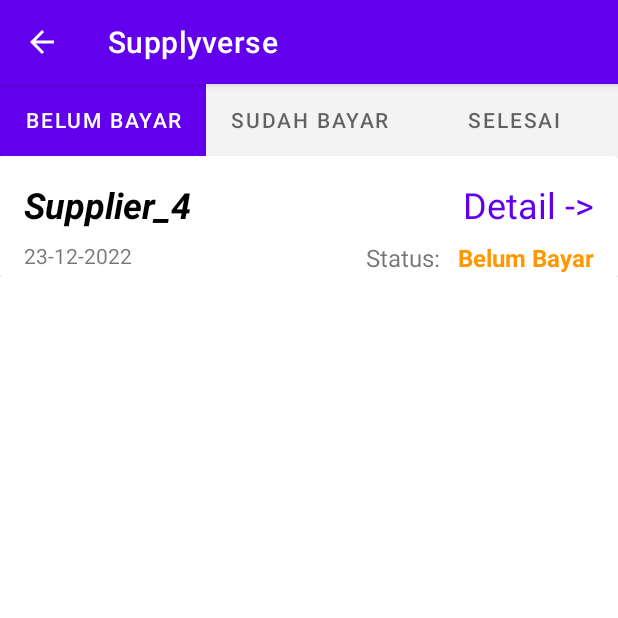
After one commit to Rixoan/Supplyverse, an Android app: the HistoriActivity screen opened directly, with no data from a screen before it, on a phone screen of 412 x 824 dp, the top half of it. The commit adds this screen. Run offline under Robolectric (Android 15) with nearby library versions, the phone set to English and light mode, and no system bars; libraries missing offline, so code that uses them is left out: com.synnapps.carouselview.

Commit message:
Add Fitur History dan status pembelian

```diff
--- a/app/src/main/AndroidManifest.xml
+++ b/app/src/main/AndroidManifest.xml
@@ -64,6 +64,11 @@
             android:label="Detail"
             android:parentActivityName=".UI.MainActivity" />
         <activity
+            android:name=".UI.HistoriActivity"
+            android:exported="true"
+            android:parentActivityName=".UI.MainActivity" />
+
+        <activity
             android:name=".UI.MainActivity"
             android:exported="true"
             android:launchMode="singleTop"
--- /dev/null
+++ b/app/src/main/java/com/example/test2/Adapters/HistoriAdapter.kt
@@ -0,0 +1,77 @@
+package com.example.test2.Adapters
+
+import android.content.Intent
+import android.graphics.Color
+import android.view.LayoutInflater
+import android.view.View
+import android.view.ViewGroup
+import androidx.recyclerview.widget.RecyclerView
+import com.example.test2.EXTRA_INDEX_HISTORI
+import com.example.test2.Models.HistoriDataModel
+import com.example.test2.R
+import kotlinx.android.synthetic.main.histori_list.view.*
+
+class HistoriAdapter(var list : ArrayList<HistoriDataModel>): RecyclerView.Adapter<RecyclerView.ViewHolder>() {
+
+    companion object{
+        const val VIEW_TYPE_SELESAI = 1
+        const val VIEW_TYPE_SDH_BAYAR = 2
+        const val VIEW_TYPE_BLM_BAYAR = 3
+    }
+
+    override fun onCreateViewHolder(parent: ViewGroup, viewType: Int): RecyclerView.ViewHolder {
+
+        val holder = historiholder(
+            LayoutInflater.from(parent.context).inflate(
+                R.layout.histori_list,
+                parent,
+                false
+            )
+        )
+
+        return  holder
+    }
+    override fun onBindViewHolder(holder: RecyclerView.ViewHolder, position: Int) {
+        var histori = list.get(position)
+        if(holder is historiholder){
+            holder.suppliername.text = histori.supplier.nama
+            holder.tanggal.text = histori.tanggal
+            holder.histori = histori
+
+            if(histori.status == VIEW_TYPE_BLM_BAYAR){
+                holder.status.text = "Belum Bayar"
+            }
+            else if(histori.status == VIEW_TYPE_SELESAI)
+            {
+                holder.status.text = "Selesai"
+                holder.status.setTextColor(Color.GREEN)
+
+            }
+            else if(histori.status == VIEW_TYPE_SDH_BAYAR){
+                holder.status.text = "Sudah Bayar"
+                holder.status.setTextColor(Color.BLUE)
+            }
+
+
+        }
+
+    }
+
+    override fun getItemCount(): Int {
+        return (list.size)
+    }
+
+
+    class historiholder(view: View):RecyclerView.ViewHolder(view){
+        var suppliername = view.tv_histori_supplier_name
+        var tanggal = view.tv_histori_tanggal
+        var status = view.tv_histori_status
+        var histori : HistoriDataModel?= null
+
+
+
+
+
+    }
+
+}
--- /dev/null
+++ b/app/src/main/java/com/example/test2/Models/HistoriDataModel.kt
@@ -0,0 +1,9 @@
+package com.example.test2.Models
+
+import android.os.Parcelable
+import kotlinx.android.parcel.Parcelize
+
+@Parcelize
+data class HistoriDataModel(val supplier : SupplierDataModel = SupplierDataModel(),
+                            val tanggal : String = "21-12-2022",
+                            val status : Int ): Parcelable
--- a/app/src/main/java/com/example/test2/UI/Cart_DetailActivity.kt
+++ b/app/src/main/java/com/example/test2/UI/Cart_DetailActivity.kt
@@ -2,10 +2,14 @@ package com.example.test2.UI
 
 import androidx.appcompat.app.AppCompatActivity
 import android.os.Bundle
+import android.widget.Toast
+import com.example.test2.Adapters.HistoriAdapter
 import com.example.test2.EXTRA_SUPPLIER
+import com.example.test2.Models.HistoriDataModel
 import com.example.test2.Models.SupplierDataModel
 import com.example.test2.R
 import kotlinx.android.synthetic.main.activity_cart_detail.*
+import java.util.*
 
 
 class Cart_DetailActivity : AppCompatActivity() {
@@ -32,4 +36,5 @@ class Cart_DetailActivity : AppCompatActivity() {
 
 
     }
+
 }
--- a/app/src/main/java/com/example/test2/UI/FifthFragment.kt
+++ b/app/src/main/java/com/example/test2/UI/FifthFragment.kt
@@ -74,6 +74,12 @@ class FifthFragment : Fragment() {
             startActivity(activity?.intent)
         }
 
+        histori.setOnClickListener {
+            var intent = Intent(this.context, HistoriActivity::class.java)
+            startActivity(intent)
+        }
+
+
         if(loginuser!=null){
             usernameHolder.text = loginuser?.username
         }
--- /dev/null
+++ b/app/src/main/java/com/example/test2/UI/HistoriActivity.kt
@@ -0,0 +1,24 @@
+package com.example.test2.UI
+
+import androidx.appcompat.app.AppCompatActivity
+import android.os.Bundle
+import com.example.test2.Adapters.ViewPagerAdapter
+import com.example.test2.R
+import kotlinx.android.synthetic.main.activity_histori.*
+
+class HistoriActivity : AppCompatActivity() {
+    override fun onCreate(savedInstanceState: Bundle?) {
+        super.onCreate(savedInstanceState)
+        setContentView(R.layout.activity_histori)
+        setUpTabs()
+    }
+
+    private fun setUpTabs(){
+        val adapter = ViewPagerAdapter(supportFragmentManager)
+        adapter.addFragment(HistoriBlmBayarFragment(),"Belum Bayar")
+        adapter.addFragment(HistoriSdhBayarFragment(),"Sudah Bayar")
+        adapter.addFragment(HistoriSelesaiFragment(),"Selesai")
+        viewpager_histori.adapter = adapter
+        tabLayout.setupWithViewPager(viewpager_histori)
+    }
+}
--- /dev/null
+++ b/app/src/main/java/com/example/test2/UI/HistoriBlmBayarFragment.kt
@@ -0,0 +1,71 @@
+package com.example.test2.UI
+
+import android.os.Bundle
+import androidx.fragment.app.Fragment
+import android.view.LayoutInflater
+import android.view.View
+import android.view.ViewGroup
+import androidx.recyclerview.widget.LinearLayoutManager
+import com.example.test2.Adapters.HistoriAdapter
+import com.example.test2.R
+import kotlinx.android.synthetic.main.fragment_histori_blm_bayar.*
+
+// TODO: Rename parameter arguments, choose names that match
+// the fragment initialization parameters, e.g. ARG_ITEM_NUMBER
+private const val ARG_PARAM1 = "param1"
+private const val ARG_PARAM2 = "param2"
+
+/**
+ * A simple [Fragment] subclass.
+ * Use the [HistoriBlmBayarFragment.newInstance] factory method to
+ * create an instance of this fragment.
+ */
+class HistoriBlmBayarFragment : Fragment() {
+    // TODO: Rename and change types of parameters
+    private var param1: String? = null
+    private var param2: String? = null
+
+    override fun onCreate(savedInstanceState: Bundle?) {
+        super.onCreate(savedInstanceState)
+        arguments?.let {
+            param1 = it.getString(ARG_PARAM1)
+            param2 = it.getString(ARG_PARAM2)
+        }
+    }
+
+    override fun onCreateView(
+        inflater: LayoutInflater, container: ViewGroup?,
+        savedInstanceState: Bundle?
+    ): View? {
+        // Inflate the layout for this fragment
+        return inflater.inflate(R.layout.fragment_histori_blm_bayar, container, false)
+    }
+
+    override fun onViewCreated(view: View, savedInstanceState: Bundle?) {
+        super.onViewCreated(view, savedInstanceState)
+        recycler_view_histori_blmbayar.apply{
+            layoutManager = LinearLayoutManager(activity, LinearLayoutManager.VERTICAL,false)
+            adapter = HistoriAdapter(get_histori_list_type(HistoriAdapter.VIEW_TYPE_BLM_BAYAR))
+        }
+    }
+
+    companion object {
+        /**
+         * Use this factory method to create a new instance of
+         * this fragment using the provided parameters.
+         *
+         * @param param1 Parameter 1.
+         * @param param2 Parameter 2.
+         * @return A new instance of fragment HistoriBlmBayarFragment.
+         */
+        // TODO: Rename and change types and number of parameters
+        @JvmStatic
+        fun newInstance(param1: String, param2: String) =
+            HistoriBlmBayarFragment().apply {
+                arguments = Bundle().apply {
+                    putString(ARG_PARAM1, param1)
+                    putString(ARG_PARAM2, param2)
+                }
+            }
+    }
+}
--- /dev/null
+++ b/app/src/main/java/com/example/test2/UI/HistoriSdhBayarFragment.kt
@@ -0,0 +1,72 @@
+package com.example.test2.UI
+
+import android.os.Bundle
+import androidx.fragment.app.Fragment
+import android.view.LayoutInflater
+import android.view.View
+import android.view.ViewGroup
+import androidx.recyclerview.widget.LinearLayoutManager
+import com.example.test2.Adapters.HistoriAdapter
+import com.example.test2.R
+import kotlinx.android.synthetic.main.fragment_histori_sdh_bayar.*
+
+// TODO: Rename parameter arguments, choose names that match
+// the fragment initialization parameters, e.g. ARG_ITEM_NUMBER
+private const val ARG_PARAM1 = "param1"
+private const val ARG_PARAM2 = "param2"
+
+/**
+ * A simple [Fragment] subclass.
+ * Use the [HistoriSdhBayarFragment.newInstance] factory method to
+ * create an instance of this fragment.
+ */
+class HistoriSdhBayarFragment : Fragment() {
+    // TODO: Rename and change types of parameters
+    private var param1: String? = null
+    private var param2: String? = null
+
+    override fun onCreate(savedInstanceState: Bundle?) {
+        super.onCreate(savedInstanceState)
+        arguments?.let {
+            param1 = it.getString(ARG_PARAM1)
+            param2 = it.getString(ARG_PARAM2)
+        }
+    }
+
+    override fun onCreateView(
+        inflater: LayoutInflater, container: ViewGroup?,
+        savedInstanceState: Bundle?
+    ): View? {
+        // Inflate the layout for this fragment
+        return inflater.inflate(R.layout.fragment_histori_sdh_bayar, container, false)
+    }
+
+    override fun onViewCreated(view: View, savedInstanceState: Bundle?) {
+        super.onViewCreated(view, savedInstanceState)
+        recycler_view_histori_sudahbayar.apply{
+            layoutManager = LinearLayoutManager(activity, LinearLayoutManager.VERTICAL,false)
+            adapter = HistoriAdapter(get_histori_list_type(HistoriAdapter.VIEW_TYPE_SDH_BAYAR))
+        }
+    }
+
+
+    companion object {
+        /**
+         * Use this factory method to create a new instance of
+         * this fragment using the provided parameters.
+         *
+         * @param param1 Parameter 1.
+         * @param param2 Parameter 2.
+         * @return A new instance of fragment HistoriSdhBayarFragment.
+         */
+        // TODO: Rename and change types and number of parameters
+        @JvmStatic
+        fun newInstance(param1: String, param2: String) =
+            HistoriSdhBayarFragment().apply {
+                arguments = Bundle().apply {
+                    putString(ARG_PARAM1, param1)
+                    putString(ARG_PARAM2, param2)
+                }
+            }
+    }
+}
--- /dev/null
+++ b/app/src/main/java/com/example/test2/UI/HistoriSelesaiFragment.kt
@@ -0,0 +1,71 @@
+package com.example.test2.UI
+
+import android.os.Bundle
+import androidx.fragment.app.Fragment
+import android.view.LayoutInflater
+import android.view.View
+import android.view.ViewGroup
+import androidx.recyclerview.widget.LinearLayoutManager
+import com.example.test2.Adapters.HistoriAdapter
+import com.example.test2.R
+import kotlinx.android.synthetic.main.fragment_histori_selesai.*
+
+// TODO: Rename parameter arguments, choose names that match
+// the fragment initialization parameters, e.g. ARG_ITEM_NUMBER
+private const val ARG_PARAM1 = "param1"
+private const val ARG_PARAM2 = "param2"
+
+/**
+ * A simple [Fragment] subclass.
+ * Use the [HistoriSelesaiFragment.newInstance] factory method to
+ * create an instance of this fragment.
+ */
+class HistoriSelesaiFragment : Fragment() {
+    // TODO: Rename and change types of parameters
+    private var param1: String? = null
+    private var param2: String? = null
+
+    override fun onCreate(savedInstanceState: Bundle?) {
+        super.onCreate(savedInstanceState)
+        arguments?.let {
+            param1 = it.getString(ARG_PARAM1)
+            param2 = it.getString(ARG_PARAM2)
+        }
+    }
+
+    override fun onCreateView(
+        inflater: LayoutInflater, container: ViewGroup?,
+        savedInstanceState: Bundle?
+    ): View? {
+        // Inflate the layout for this fragment
+        return inflater.inflate(R.layout.fragment_histori_selesai, container, false)
+    }
+
+    override fun onViewCreated(view: View, savedInstanceState: Bundle?) {
+        super.onViewCreated(view, savedInstanceState)
+        recycler_view_histori_selesai.apply{
+            layoutManager = LinearLayoutManager(activity, LinearLayoutManager.VERTICAL,false)
+            adapter = HistoriAdapter(get_histori_list_type(HistoriAdapter.VIEW_TYPE_SELESAI))
+        }
+    }
+
+    companion object {
+        /**
+         * Use this factory method to create a new instance of
+         * this fragment using the provided parameters.
+         *
+         * @param param1 Parameter 1.
+         * @param param2 Parameter 2.
+         * @return A new instance of fragment HistoriSelesaiFragment.
+         */
+        // TODO: Rename and change types and number of parameters
+        @JvmStatic
+        fun newInstance(param1: String, param2: String) =
+            HistoriSelesaiFragment().apply {
+                arguments = Bundle().apply {
+                    putString(ARG_PARAM1, param1)
+                    putString(ARG_PARAM2, param2)
+                }
+            }
+    }
+}
--- a/app/src/main/java/com/example/test2/UI/Home.kt
+++ b/app/src/main/java/com/example/test2/UI/Home.kt
@@ -9,7 +9,9 @@ import android.view.ViewGroup
 import android.widget.ImageView
 import androidx.recyclerview.widget.GridLayoutManager
 import androidx.recyclerview.widget.LinearLayoutManager
+import com.example.test2.Adapters.HistoriAdapter
 import com.example.test2.Adapters.ItemAdapter
+import com.example.test2.Models.HistoriDataModel
 import com.example.test2.Models.ItemDataModel
 import com.example.test2.Models.PromoDataModel
 import com.example.test2.Models.SupplierDataModel
@@ -21,6 +23,8 @@ import com.synnapps.carouselview.ImageListener
 var supplierlist = get_supplier()
 var cart = get_cart()
 var promo = get_promo()
+var historilist = get_histori()
+
 //val list = get_all_item(supplierlist)
 var img :Bitmap ?= null
 
@@ -107,6 +111,29 @@ fun get_all_item(supplierlist : ArrayList<SupplierDataModel>):ArrayList<ItemData
     }
     return  list
 }
+fun get_histori():ArrayList<HistoriDataModel>{
+    var historilist = ArrayList<HistoriDataModel>()
+    //contoh data
+    //historilist.add(HistoriDataModel(supplierlist[0],"20-12-2022","Pending"))
+    historilist.add(HistoriDataModel(supplierlist[1],"21-12-2022", HistoriAdapter.VIEW_TYPE_SELESAI))
+    historilist.add(HistoriDataModel(supplierlist[0],"21-12-2022", HistoriAdapter.VIEW_TYPE_SELESAI))
+
+    historilist.add(HistoriDataModel(supplierlist[2],"22-12-2022", HistoriAdapter.VIEW_TYPE_SDH_BAYAR))
+    historilist.add(HistoriDataModel(supplierlist[3],"23-12-2022", HistoriAdapter.VIEW_TYPE_BLM_BAYAR))
+
+    return historilist
+}
+
+fun get_histori_list_type(type : Int):ArrayList<HistoriDataModel>{
+    val list = ArrayList<HistoriDataModel>()
+    for(i in historilist){
+        if(i.status == type){
+            list.add(i)
+        }
+    }
+    return  list
+}
+
 
 // TODO: Rename parameter arguments, choose names that match
 // the fragment initialization parameters, e.g. ARG_ITEM_NUMBER
--- a/app/src/main/java/com/example/test2/UI/Item_DetailActivity.kt
+++ b/app/src/main/java/com/example/test2/UI/Item_DetailActivity.kt
@@ -48,19 +48,7 @@ class Item_DetailActivity : AppCompatActivity() {
         cvContainer.pageCount = imgList.size
         cvContainer.setImageListener(imagesListener)
 
-        tmbh_keranjang.setOnClickListener {
-            if(loginuser!=null){
-                Toast.makeText(this,"Berhasil ditambah ke cart",Toast.LENGTH_SHORT).show()
-            }
-            else{
-                var intent = Intent(this, LoginActivity::class.java)
-                startActivity(intent)
-            }
 
-
-
-
-        }
 
 
 
--- /dev/null
+++ b/app/src/main/res/layout/activity_histori.xml
@@ -0,0 +1,67 @@
+<?xml version="1.0" encoding="utf-8"?>
+<androidx.constraintlayout.widget.ConstraintLayout xmlns:android="http://schemas.android.com/apk/res/android"
+    xmlns:app="http://schemas.android.com/apk/res-auto"
+    xmlns:tools="http://schemas.android.com/tools"
+    android:id="@+id/activity_histori"
+    android:layout_width="match_parent"
+    android:layout_height="match_parent"
+    tools:context=".UI.HistoriActivity">
+
+    <androidx.core.widget.NestedScrollView
+        android:layout_width="match_parent"
+        android:layout_height="match_parent"
+        android:fillViewport="true"
+        app:layout_constraintEnd_toEndOf="parent"
+        app:layout_constraintStart_toStartOf="parent"
+        app:layout_constraintTop_toTopOf="parent">
+
+        <LinearLayout
+            android:layout_width="match_parent"
+            android:layout_height="wrap_content"
+            android:orientation="vertical">
+
+            <com.google.android.material.tabs.TabLayout
+                android:id="@+id/tabLayout"
+                android:layout_width="match_parent"
+                android:layout_height="wrap_content"
+                android:background="@color/white_20"
+                app:tabIndicatorHeight="50dp"
+                app:tabSelectedTextColor="#FFFFFF">
+
+
+                <!--  tab layout dengan round corner
+        android:layout_marginStart="10dp"
+        android:layout_marginEnd="10dp"
+        app:tabIndicator="@drawable/tab_selector"-->
+
+
+                <com.google.android.material.tabs.TabItem
+                    android:id="@+id/blmBayar"
+                    android:layout_width="wrap_content"
+                    android:layout_height="wrap_content"
+                    android:text="Belum Bayar" />
+
+                <com.google.android.material.tabs.TabItem
+                    android:id="@+id/diBayar"
+                    android:layout_width="wrap_content"
+                    android:layout_height="wrap_content"
+                    android:text="Sudah Bayar" />
+
+                <com.google.android.material.tabs.TabItem
+                    android:id="@+id/selesai"
+                    android:layout_width="wrap_content"
+                    android:layout_height="wrap_content"
+                    android:text="Selesai" />
+
+            </com.google.android.material.tabs.TabLayout>
+
+            <androidx.viewpager.widget.ViewPager
+                android:id="@+id/viewpager_histori"
+                android:layout_width="match_parent"
+                android:layout_height="match_parent"
+                tools:ignore="SpeakableTextPresentCheck" />/>
+        </LinearLayout>
+    </androidx.core.widget.NestedScrollView>
+
+
+</androidx.constraintlayout.widget.ConstraintLayout>
--- /dev/null
+++ b/app/src/main/res/layout/fragment_histori_blm_bayar.xml
@@ -0,0 +1,18 @@
+<?xml version="1.0" encoding="utf-8"?>
+<androidx.constraintlayout.widget.ConstraintLayout xmlns:android="http://schemas.android.com/apk/res/android"
+    xmlns:app="http://schemas.android.com/apk/res-auto"
+    xmlns:tools="http://schemas.android.com/tools"
+    android:layout_width="match_parent"
+    android:layout_height="match_parent"
+    tools:context=".UI.HistoriBlmBayarFragment">
+
+    <androidx.recyclerview.widget.RecyclerView
+        android:id="@+id/recycler_view_histori_blmbayar"
+        android:layout_width="match_parent"
+        android:layout_height="wrap_content"
+        app:layout_constraintEnd_toEndOf="parent"
+        app:layout_constraintStart_toStartOf="parent"
+        app:layout_constraintTop_toTopOf="parent" />
+
+
+</androidx.constraintlayout.widget.ConstraintLayout>
--- /dev/null
+++ b/app/src/main/res/layout/fragment_histori_sdh_bayar.xml
@@ -0,0 +1,18 @@
+<?xml version="1.0" encoding="utf-8"?>
+<androidx.constraintlayout.widget.ConstraintLayout xmlns:android="http://schemas.android.com/apk/res/android"
+    xmlns:app="http://schemas.android.com/apk/res-auto"
+    xmlns:tools="http://schemas.android.com/tools"
+    android:layout_width="match_parent"
+    android:layout_height="match_parent"
+    tools:context=".UI.HistoriSdhBayarFragment">
+
+    <androidx.recyclerview.widget.RecyclerView
+        android:id="@+id/recycler_view_histori_sudahbayar"
+        android:layout_width="match_parent"
+        android:layout_height="wrap_content"
+        app:layout_constraintEnd_toEndOf="parent"
+        app:layout_constraintStart_toStartOf="parent"
+        app:layout_constraintTop_toTopOf="parent" />
+
+
+</androidx.constraintlayout.widget.ConstraintLayout>
--- /dev/null
+++ b/app/src/main/res/layout/fragment_histori_selesai.xml
@@ -0,0 +1,17 @@
+<?xml version="1.0" encoding="utf-8"?>
+<androidx.constraintlayout.widget.ConstraintLayout xmlns:android="http://schemas.android.com/apk/res/android"
+    xmlns:app="http://schemas.android.com/apk/res-auto"
+    xmlns:tools="http://schemas.android.com/tools"
+    android:layout_width="match_parent"
+    android:layout_height="match_parent"
+    tools:context=".UI.HistoriSelesaiFragment">
+
+    <androidx.recyclerview.widget.RecyclerView
+        android:id="@+id/recycler_view_histori_selesai"
+        android:layout_width="match_parent"
+        android:layout_height="wrap_content"
+        app:layout_constraintEnd_toEndOf="parent"
+        app:layout_constraintStart_toStartOf="parent"
+        app:layout_constraintTop_toTopOf="parent" />
+
+</androidx.constraintlayout.widget.ConstraintLayout>
--- /dev/null
+++ b/app/src/main/res/layout/histori_list.xml
@@ -0,0 +1,88 @@
+<?xml version="1.0" encoding="utf-8"?>
+<androidx.constraintlayout.widget.ConstraintLayout xmlns:android="http://schemas.android.com/apk/res/android"
+    android:layout_width="match_parent"
+    android:layout_height="wrap_content"
+    xmlns:app="http://schemas.android.com/apk/res-auto">
+
+    <androidx.cardview.widget.CardView
+        android:id="@+id/card_view_histori"
+        android:layout_width="match_parent"
+        android:layout_height="match_parent"
+        app:layout_constraintEnd_toEndOf="parent"
+        app:layout_constraintStart_toStartOf="parent"
+        app:layout_constraintTop_toTopOf="parent"
+        android:foreground="?selectableItemBackground">
+
+        <androidx.constraintlayout.widget.ConstraintLayout
+            android:layout_width="match_parent"
+            android:layout_height="match_parent">
+
+            <TextView
+                android:id="@+id/tv_histori_supplier_name"
+                android:layout_width="wrap_content"
+                android:layout_height="wrap_content"
+                android:layout_marginStart="16dp"
+                android:layout_marginTop="16dp"
+                android:layout_marginBottom="32dp"
+                android:text="SUPPLIER"
+                android:textColor="@color/black"
+                android:textSize="24sp"
+                android:textStyle="bold|italic"
+                app:layout_constraintBottom_toBottomOf="parent"
+                app:layout_constraintStart_toStartOf="parent"
+                app:layout_constraintTop_toTopOf="parent" />
+
+            <TextView
+                android:id="@+id/tv_histori_detail"
+                android:layout_width="wrap_content"
+                android:layout_height="wrap_content"
+                android:layout_marginTop="16dp"
+                android:layout_marginEnd="16dp"
+                android:layout_marginBottom="32dp"
+                android:text="Detail ->"
+                android:textColor="@color/purple_500"
+                android:textSize="24sp"
+                app:layout_constraintBottom_toBottomOf="parent"
+                app:layout_constraintEnd_toEndOf="parent"
+                app:layout_constraintTop_toTopOf="parent" />
+
+            <TextView
+                android:id="@+id/tv_histori_tanggal"
+                android:layout_width="0dp"
+                android:layout_height="wrap_content"
+                android:layout_marginStart="16dp"
+                android:layout_marginTop="8dp"
+                android:text="01-12-2022"
+                app:layout_constraintEnd_toStartOf="@+id/textView26"
+                app:layout_constraintHorizontal_bias="0.0"
+                app:layout_constraintStart_toStartOf="parent"
+                app:layout_constraintTop_toBottomOf="@+id/tv_histori_supplier_name" />
+
+            <TextView
+                android:id="@+id/tv_histori_status"
+                android:layout_width="wrap_content"
+                android:layout_height="wrap_content"
+                android:layout_marginTop="8dp"
+                android:layout_marginEnd="16dp"
+                android:text="Pending"
+                android:textColor="#FF9800"
+                android:textSize="16sp"
+                android:textStyle="bold"
+                app:layout_constraintEnd_toEndOf="parent"
+                app:layout_constraintTop_toBottomOf="@+id/tv_histori_detail" />
+
+            <TextView
+                android:id="@+id/textView26"
+                android:layout_width="wrap_content"
+                android:layout_height="wrap_content"
+                android:layout_marginEnd="8dp"
+                android:text="Status: "
+                android:textSize="16sp"
+                app:layout_constraintEnd_toStartOf="@+id/tv_histori_status"
+                app:layout_constraintTop_toTopOf="@+id/tv_histori_status" />
+        </androidx.constraintlayout.widget.ConstraintLayout>
+
+    </androidx.cardview.widget.CardView>
+
+
+</androidx.constraintlayout.widget.ConstraintLayout>
```
